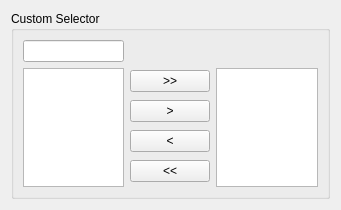
First picture: the form in CustomWidgets/customSelector.ui, repository dsgoficial/DsgTools, before the edit.
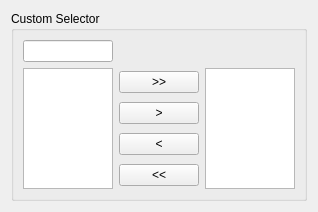
Second picture: the form after the edit.

Patch:
```diff
--- a/CustomWidgets/customSelector.ui
+++ b/CustomWidgets/customSelector.ui
@@ -6,22 +6,41 @@
    <rect>
     <x>0</x>
     <y>0</y>
-    <width>341</width>
-    <height>210</height>
+    <width>318</width>
+    <height>212</height>
    </rect>
   </property>
+  <property name="sizePolicy">
+   <sizepolicy hsizetype="Preferred" vsizetype="Preferred">
+    <horstretch>0</horstretch>
+    <verstretch>0</verstretch>
+   </sizepolicy>
+  </property>
   <property name="windowTitle">
    <string>Form</string>
   </property>
   <layout class="QGridLayout" name="gridLayout">
    <item row="0" column="0">
     <widget class="QGroupBox" name="groupBox">
+     <property name="sizePolicy">
+      <sizepolicy hsizetype="Preferred" vsizetype="Preferred">
+       <horstretch>0</horstretch>
+       <verstretch>0</verstretch>
+      </sizepolicy>
+     </property>
      <property name="title">
       <string>Custom Selector</string>
      </property>
      <layout class="QGridLayout" name="gridLayout_2">
       <item row="0" column="0">
-       <widget class="QLineEdit" name="filterLineEdit"/>
+       <widget class="QLineEdit" name="filterLineEdit">
+        <property name="sizePolicy">
+         <sizepolicy hsizetype="Preferred" vsizetype="Fixed">
+          <horstretch>0</horstretch>
+          <verstretch>0</verstretch>
+         </sizepolicy>
+        </property>
+       </widget>
       </item>
       <item row="0" column="2">
        <spacer name="verticalSpacer">
@@ -41,6 +60,12 @@
       </item>
       <item row="1" column="0">
        <widget class="QListWidget" name="fromList">
+        <property name="sizePolicy">
+         <sizepolicy hsizetype="Preferred" vsizetype="Preferred">
+          <horstretch>0</horstretch>
+          <verstretch>0</verstretch>
+         </sizepolicy>
+        </property>
         <property name="selectionMode">
          <enum>QAbstractItemView::MultiSelection</enum>
         </property>
@@ -48,6 +73,12 @@
       </item>
       <item row="1" column="2">
        <widget class="QListWidget" name="toList">
+        <property name="sizePolicy">
+         <sizepolicy hsizetype="Preferred" vsizetype="Preferred">
+          <horstretch>0</horstretch>
+          <verstretch>0</verstretch>
+         </sizepolicy>
+        </property>
         <property name="selectionMode">
          <enum>QAbstractItemView::MultiSelection</enum>
         </property>
```
